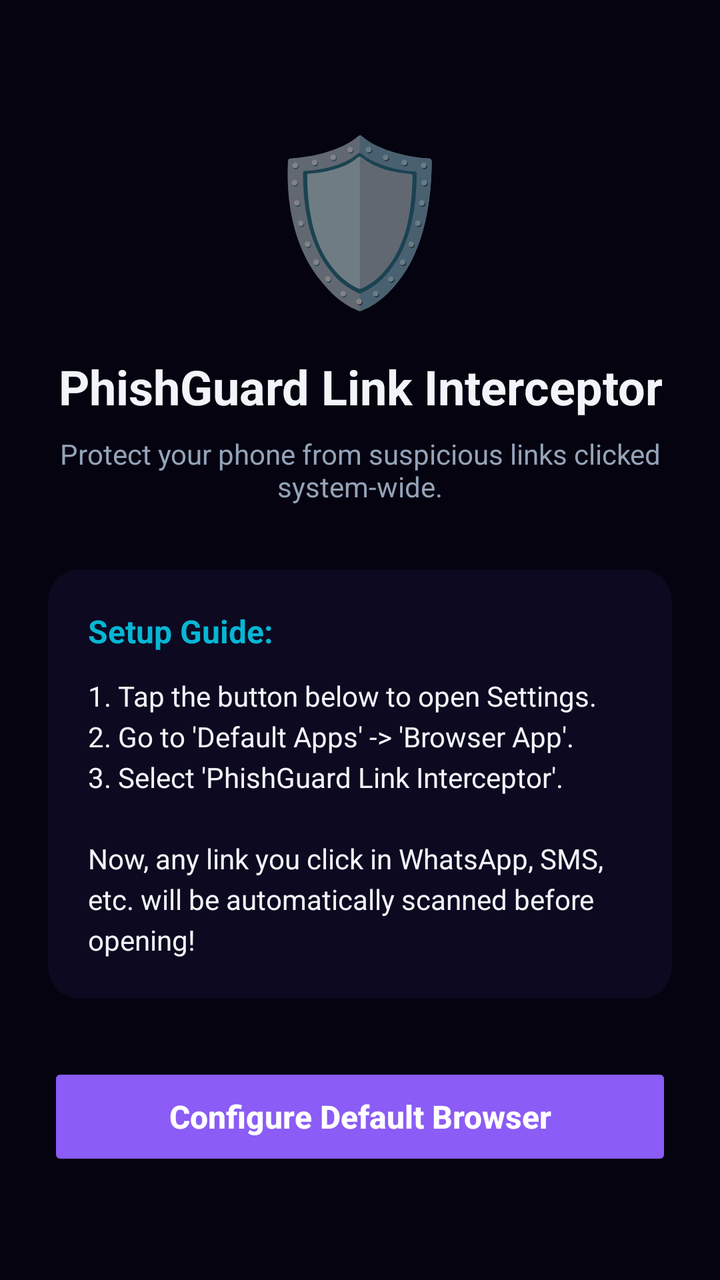
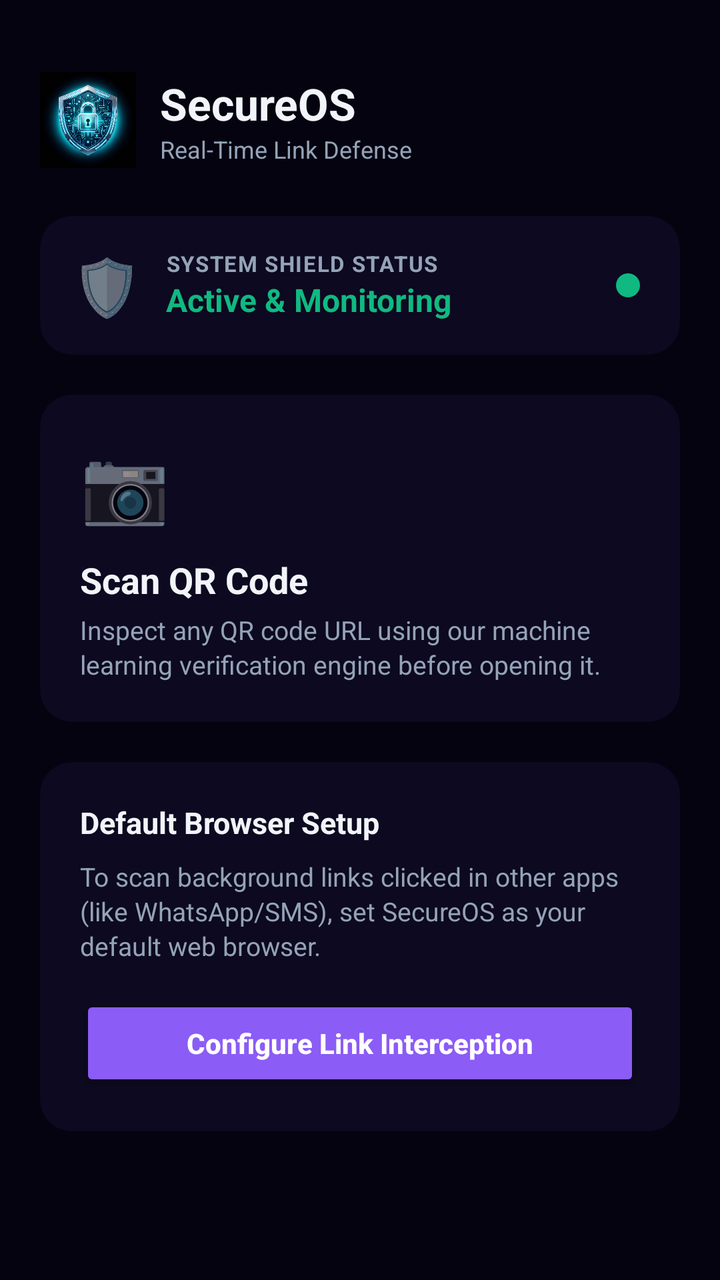

An Android layout rendered at two revisions. The XML below is the earlier revision; the diff shows what the commit changed to produce the second picture.
<!-- AndroidManifest.xml: activity theme Theme.PhishGuard.NoActionBar -->
<!-- res/layout/activity_main.xml -->
<?xml version="1.0" encoding="utf-8"?>
<LinearLayout xmlns:android="http://schemas.android.com/apk/res/android"
    android:layout_width="match_parent"
    android:layout_height="match_parent"
    android:orientation="vertical"
    android:gravity="center"
    android:background="@color/bg_dark"
    android:padding="24dp">

    <TextView
        android:id="@+id/logoText"
        android:layout_width="wrap_content"
        android:layout_height="wrap_content"
        android:text="🛡️"
        android:textSize="80sp"
        android:layout_marginBottom="16dp"/>

    <TextView
        android:layout_width="wrap_content"
        android:layout_height="wrap_content"
        android:text="PhishGuard Link Interceptor"
        android:textColor="@color/text_primary"
        android:textSize="24sp"
        android:textStyle="bold"
        android:gravity="center"
        android:layout_marginBottom="8dp"/>

    <TextView
        android:layout_width="match_parent"
        android:layout_height="wrap_content"
        android:text="Protect your phone from suspicious links clicked system-wide."
        android:textColor="@color/text_secondary"
        android:textSize="14sp"
        android:gravity="center"
        android:layout_marginBottom="32dp"/>

    <androidx.cardview.widget.CardView
        xmlns:card_view="http://schemas.android.com/apk/res-auto"
        android:layout_width="match_parent"
        android:layout_height="wrap_content"
        card_view:cardBackgroundColor="@color/bg_card"
        card_view:cardCornerRadius="16dp"
        card_view:cardElevation="0dp"
        android:layout_marginBottom="32dp">

        <LinearLayout
            android:layout_width="match_parent"
            android:layout_height="wrap_content"
            android:orientation="vertical"
            android:padding="20dp">

            <TextView
                android:layout_width="wrap_content"
                android:layout_height="wrap_content"
                android:text="Setup Guide:"
                android:textColor="@color/secondary"
                android:textSize="16sp"
                android:textStyle="bold"
                android:layout_marginBottom="12dp"/>

            <TextView
                android:layout_width="match_parent"
                android:layout_height="wrap_content"
                android:text="1. Tap the button below to open Settings.\n2. Go to 'Default Apps' -> 'Browser App'.\n3. Select 'PhishGuard Link Interceptor'.\n\nNow, any link you click in WhatsApp, SMS, etc. will be automatically scanned before opening!"
                android:textColor="@color/text_primary"
                android:textSize="14dp"
                android:lineSpacingExtra="4dp"/>
        </LinearLayout>
    </androidx.cardview.widget.CardView>

    <Button
        android:id="@+id/btnSettings"
        android:layout_width="match_parent"
        android:layout_height="54dp"
        android:text="Configure Default Browser"
        android:textAllCaps="false"
        android:backgroundTint="@color/primary"
        android:textColor="@color/white"
        android:textSize="16sp"
        android:textStyle="bold"/>

</LinearLayout>
<!-- resources referenced by this layout -->
<resources>
  <color name="bg_card">#0c0920</color>
  <color name="bg_dark">#050310</color>
  <color name="primary">#8b5cf6</color>
  <color name="secondary">#06b6d4</color>
  <color name="text_primary">#f1f5f9</color>
  <color name="text_secondary">#94a3b8</color>
  <color name="white">#FFFFFFFF</color>
  <style name="Theme.PhishGuard.NoActionBar">
          <item name="windowActionBar">false</item>
          <item name="windowNoTitle">true</item>
      </style>
</resources>

<!-- the commit's change to res/layout/activity_main.xml (unified diff, before → after) -->
@@ -1,47 +1,119 @@
 <?xml version="1.0" encoding="utf-8"?>
 <LinearLayout xmlns:android="http://schemas.android.com/apk/res/android"
+    xmlns:app="http://schemas.android.com/apk/res-auto"
     android:layout_width="match_parent"
     android:layout_height="match_parent"
     android:orientation="vertical"
-    android:gravity="center"
     android:background="@color/bg_dark"
-    android:padding="24dp">
+    android:padding="20dp">
 
-    <TextView
-        android:id="@+id/logoText"
-        android:layout_width="wrap_content"
-        android:layout_height="wrap_content"
-        android:text="🛡️"
-        android:textSize="80sp"
-        android:layout_marginBottom="16dp"/>
-
-    <TextView
-        android:layout_width="wrap_content"
-        android:layout_height="wrap_content"
-        android:text="PhishGuard Link Interceptor"
-        android:textColor="@color/text_primary"
-        android:textSize="24sp"
-        android:textStyle="bold"
-        android:gravity="center"
-        android:layout_marginBottom="8dp"/>
-
-    <TextView
+    
+    <LinearLayout
         android:layout_width="match_parent"
         android:layout_height="wrap_content"
-        android:text="Protect your phone from suspicious links clicked system-wide."
-        android:textColor="@color/text_secondary"
-        android:textSize="14sp"
-        android:gravity="center"
-        android:layout_marginBottom="32dp"/>
+        android:orientation="horizontal"
+        android:gravity="center_vertical"
+        android:layout_marginTop="16dp"
+        android:layout_marginBottom="24dp">
 
+        <ImageView
+            android:layout_width="48dp"
+            android:layout_height="48dp"
+            android:src="@drawable/ic_app_logo"
+            android:layout_marginEnd="12dp"/>
+
+        <LinearLayout
+            android:layout_width="wrap_content"
+            android:layout_height="wrap_content"
+            android:orientation="vertical">
+
+            <TextView
+                android:layout_width="wrap_content"
+                android:layout_height="wrap_content"
+                android:text="SecureOS"
+                android:textColor="@color/text_primary"
+                android:textSize="22sp"
+                android:textStyle="bold"/>
+
+            <TextView
+                android:layout_width="wrap_content"
+                android:layout_height="wrap_content"
+                android:text="Real-Time Link Defense"
+                android:textColor="@color/text_secondary"
+                android:textSize="12sp"/>
+        </LinearLayout>
+    </LinearLayout>
+
+    
     <androidx.cardview.widget.CardView
-        xmlns:card_view="http://schemas.android.com/apk/res-auto"
         android:layout_width="match_parent"
         android:layout_height="wrap_content"
-        card_view:cardBackgroundColor="@color/bg_card"
-        card_view:cardCornerRadius="16dp"
-        card_view:cardElevation="0dp"
-        android:layout_marginBottom="32dp">
+        app:cardBackgroundColor="@color/bg_card"
+        app:cardCornerRadius="16dp"
+        app:cardElevation="0dp"
+        android:layout_marginBottom="20dp">
+
+        <LinearLayout
+            android:layout_width="match_parent"
+            android:layout_height="wrap_content"
+            android:orientation="horizontal"
+            android:padding="16dp"
+            android:gravity="center_vertical">
+
+            <TextView
+                android:layout_width="wrap_content"
+                android:layout_height="wrap_content"
+                android:text="🛡️"
+                android:textSize="28sp"
+                android:layout_marginEnd="12dp"/>
+
+            <LinearLayout
+                android:layout_width="0dp"
+                android:layout_height="wrap_content"
+                android:layout_weight="1"
+                android:orientation="vertical">
+
+                <TextView
+                    android:layout_width="wrap_content"
+                    android:layout_height="wrap_content"
+                    android:text="System Shield Status"
+                    android:textColor="@color/text_secondary"
+                    android:textSize="11sp"
+                    android:textAllCaps="true"
+                    android:textStyle="bold"
+                    android:letterSpacing="0.05"/>
+
+                <TextView
+                    android:id="@+id/txtShieldStatus"
+                    android:layout_width="wrap_content"
+                    android:layout_height="wrap_content"
+                    android:text="Active &amp; Monitoring"
+                    android:textColor="#10b981"
+                    android:textSize="16sp"
+                    android:textStyle="bold"/>
+            </LinearLayout>
+
+            
+            <View
+                android:layout_width="12dp"
+                android:layout_height="12dp"
+                android:background="@drawable/green_dot"
+                android:layout_marginEnd="4dp"/>
+        </LinearLayout>
+    </androidx.cardview.widget.CardView>
+
+    
+    <androidx.cardview.widget.CardView
+        android:id="@+id/cardScanQr"
+        android:layout_width="match_parent"
+        android:layout_height="wrap_content"
+        app:cardBackgroundColor="@color/bg_card"
+        app:cardCornerRadius="16dp"
+        app:cardElevation="0dp"
+        android:foreground="?android:attr/selectableItemBackground"
+        android:clickable="true"
+        android:focusable="true"
+        android:layout_marginBottom="20dp">
 
         <LinearLayout
             android:layout_width="match_parent"
@@ -52,31 +124,72 @@
             <TextView
                 android:layout_width="wrap_content"
                 android:layout_height="wrap_content"
-                android:text="Setup Guide:"
-                android:textColor="@color/secondary"
-                android:textSize="16sp"
+                android:text="📷"
+                android:textSize="36sp"
+                android:layout_marginBottom="12dp"/>
+
+            <TextView
+                android:layout_width="wrap_content"
+                android:layout_height="wrap_content"
+                android:text="Scan QR Code"
+                android:textColor="@color/text_primary"
+                android:textSize="18sp"
                 android:textStyle="bold"
-                android:layout_marginBottom="12dp"/>
+                android:layout_marginBottom="4dp"/>
 
             <TextView
                 android:layout_width="match_parent"
                 android:layout_height="wrap_content"
-                android:text="1. Tap the button below to open Settings.\n2. Go to 'Default Apps' -> 'Browser App'.\n3. Select 'PhishGuard Link Interceptor'.\n\nNow, any link you click in WhatsApp, SMS, etc. will be automatically scanned before opening!"
-                android:textColor="@color/text_primary"
-                android:textSize="14dp"
-                android:lineSpacingExtra="4dp"/>
+                android:text="Inspect any QR code URL using our machine learning verification engine before opening it."
+                android:textColor="@color/text_secondary"
+                android:textSize="13sp"
+                android:lineSpacingExtra="2dp"/>
         </LinearLayout>
     </androidx.cardview.widget.CardView>
 
-    <Button
-        android:id="@+id/btnSettings"
+    
+    <androidx.cardview.widget.CardView
         android:layout_width="match_parent"
-        android:layout_height="54dp"
-        android:text="Configure Default Browser"
-        android:textAllCaps="false"
-        android:backgroundTint="@color/primary"
-        android:textColor="@color/white"
-        android:textSize="16sp"
-        android:textStyle="bold"/>
+        android:layout_height="wrap_content"
+        app:cardBackgroundColor="@color/bg_card"
+        app:cardCornerRadius="16dp"
+        app:cardElevation="0dp"
+        android:layout_marginBottom="20dp">
+
+        <LinearLayout
+            android:layout_width="match_parent"
+            android:layout_height="wrap_content"
+            android:orientation="vertical"
+            android:padding="20dp">
+
+            <TextView
+                android:layout_width="wrap_content"
+                android:layout_height="wrap_content"
+                android:text="Default Browser Setup"
+                android:textColor="@color/text_primary"
+                android:textSize="15sp"
+                android:textStyle="bold"
+                android:layout_marginBottom="8dp"/>
+
+            <TextView
+                android:layout_width="match_parent"
+                android:layout_height="wrap_content"
+                android:text="To scan background links clicked in other apps (like WhatsApp/SMS), set SecureOS as your default web browser."
+                android:textColor="@color/text_secondary"
+                android:textSize="13sp"
+                android:lineSpacingExtra="2dp"
+                android:layout_marginBottom="16dp"/>
+
+            <Button
+                android:id="@+id/btnSettings"
+                android:layout_width="match_parent"
+                android:layout_height="48dp"
+                android:text="Configure Link Interception"
+                android:backgroundTint="@color/primary"
+                android:textColor="@color/white"
+                android:textStyle="bold"
+                android:textAllCaps="false"/>
+        </LinearLayout>
+    </androidx.cardview.widget.CardView>
 
 </LinearLayout>
<!-- resource entries referenced after the edit -->
@@ -3,10 +3,16 @@
   <color name="bg_card">#0c0920</color>
   <color name="bg_dark">#050310</color>
   <color name="primary">#8b5cf6</color>
-  <color name="secondary">#06b6d4</color>
   <color name="text_primary">#f1f5f9</color>
   <color name="text_secondary">#94a3b8</color>
   <color name="white">#FFFFFFFF</color>
+  <!-- drawable green_dot (drawable) -->
+  <?xml version="1.0" encoding="utf-8"?>
+  <shape xmlns:android="http://schemas.android.com/apk/res/android"
+      android:shape="oval">
+      <solid android:color="#10b981" />
+  </shape>
+  <!-- drawable ic_app_logo: png bitmap (drawable, 631976 bytes) -->
   <style name="Theme.PhishGuard.NoActionBar">
           <item name="windowActionBar">false</item>
           <item name="windowNoTitle">true</item>
